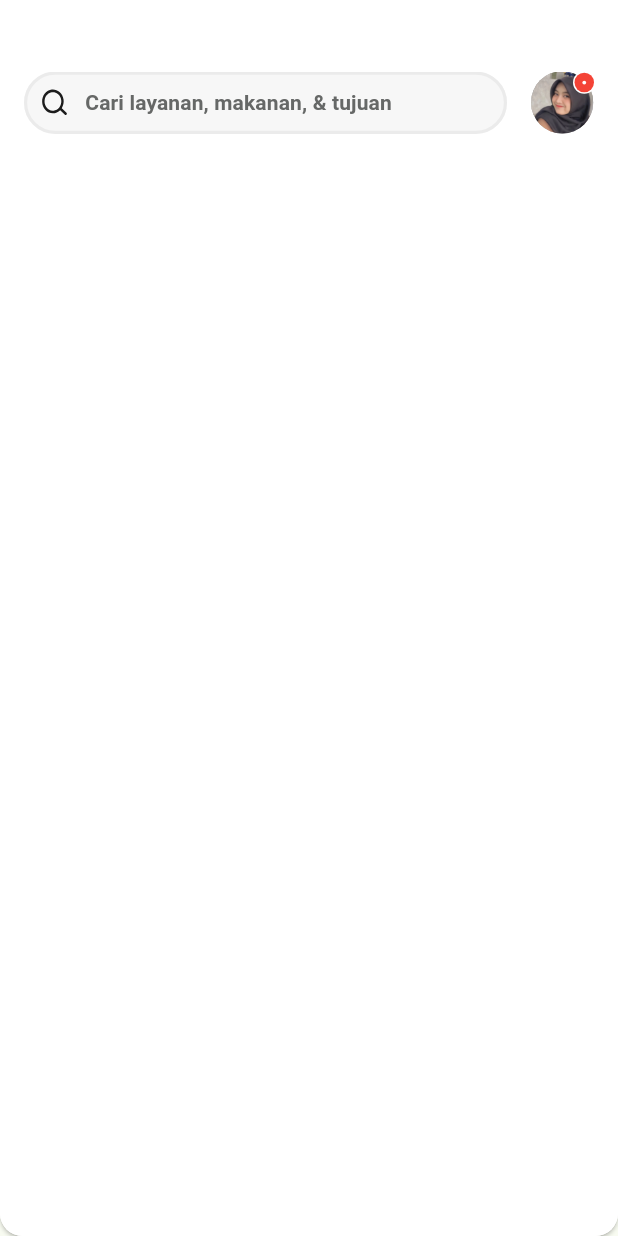
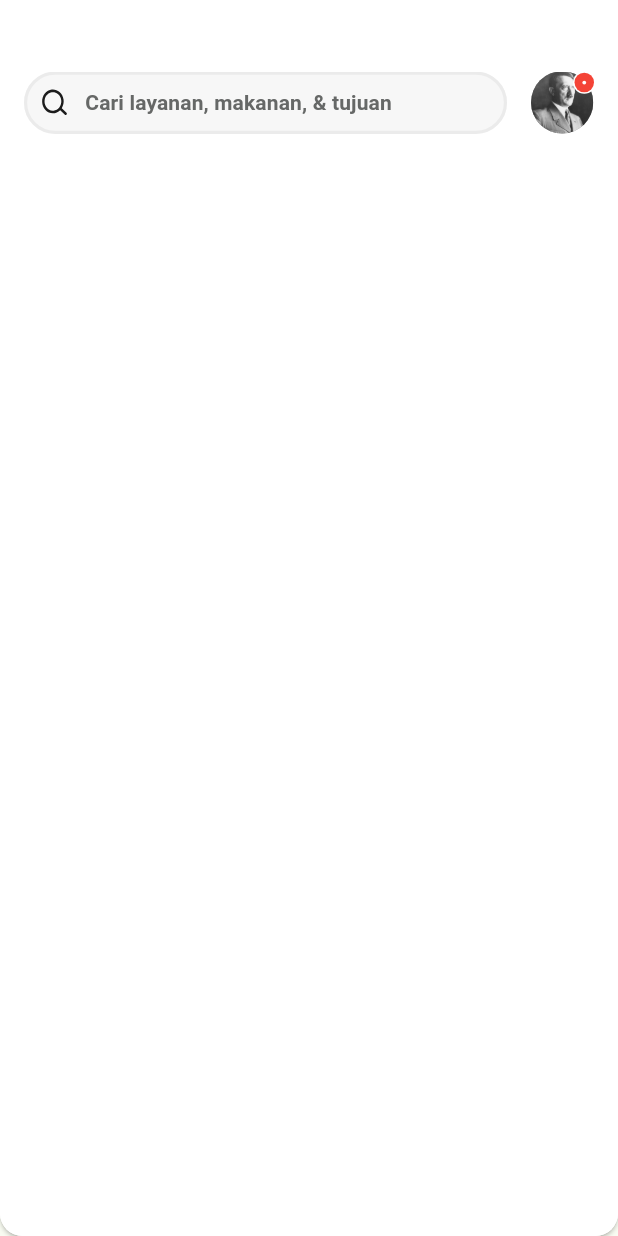
Before and after one commit to haqiachd/gojek_clone, a Flutter app: the GojekAppBar widget shown alone on an empty page, opened directly, on a phone screen of 412 x 824 dp. Run offline on Flutter 3.47's test engine with Material 3 defaults, Android fonts, the phone set to English and light mode, and no system bars; our stand-ins replace bloc, flutter_bloc, flutter_svg; Roboto replaces fonts that are missing (SF-Pro-Display); statements that could not run were skipped.

Commit message:
remove useless image asset

```diff
--- a/lib/bloc/gojek_feature_bloc.dart
+++ b/lib/bloc/gojek_feature_bloc.dart
@@ -63,7 +63,7 @@ class GojekFeatureBloc extends Bloc<GojekFeatureEvent, Widget> {
       default:
         _widget = GojekFeaturePage(
           title: 'error',
-          icon: GojekImage.ara,
+          icon: GojekImage.hitler,
         );
         break;
     }
--- a/lib/config/image.dart
+++ b/lib/config/image.dart
@@ -41,7 +41,6 @@ class GojekImage {
   static final String gofood = '${_dir}gofood.png';
   static final String gomart = '${_dir}gomart.png';
   static final String tokopedia = '${_dir}tokopedia.png';
-  static final String ara = '${_dir}ara.png';
   static final String gopay_bayar = '${_dir}gopay-bayar.png';
   static final String gopay_topup = '${_dir}gopay-topup.png';
   static final String gopay_others = '${_dir}gopay-other.png';
@@ -54,4 +53,5 @@ class GojekImage {
   static final String bottom_pesanan_active =
       '${_dir}bottomnav-pesanan-active.png';
   static final String bottom_chat_active = '${_dir}bottomnav-chat-active.png';
+  static final String hitler = '${_dir}hitler.jpg';
 }
--- a/lib/main.dart
+++ b/lib/main.dart
@@ -4,6 +4,7 @@ import 'package:gojek_clone/config/configs.dart';
 import 'package:gojek_clone/ui/pages/main/main_page.dart';
 
 void main() {
+  WidgetsFlutterBinding.ensureInitialized();
   SystemChrome.setPreferredOrientations([DeviceOrientation.portraitUp]);
   SystemChrome.setSystemUIOverlayStyle(
     const SystemUiOverlayStyle(
--- a/lib/ui/widgets/main/appbar_home.dart
+++ b/lib/ui/widgets/main/appbar_home.dart
@@ -85,7 +85,8 @@ class GojekAppBar extends StatelessWidget {
                                   height: 41.5,
                                   child: CircleAvatar(
                                     backgroundColor: Colors.grey,
-                                    backgroundImage: AssetImage(GojekImage.ara),
+                                    backgroundImage:
+                                        AssetImage(GojekImage.hitler),
                                   ),
                                 ),
                                 const Positioned(
```
Also changed, not shown: assets/images/ara.png (deleted), pubspec.lock.
